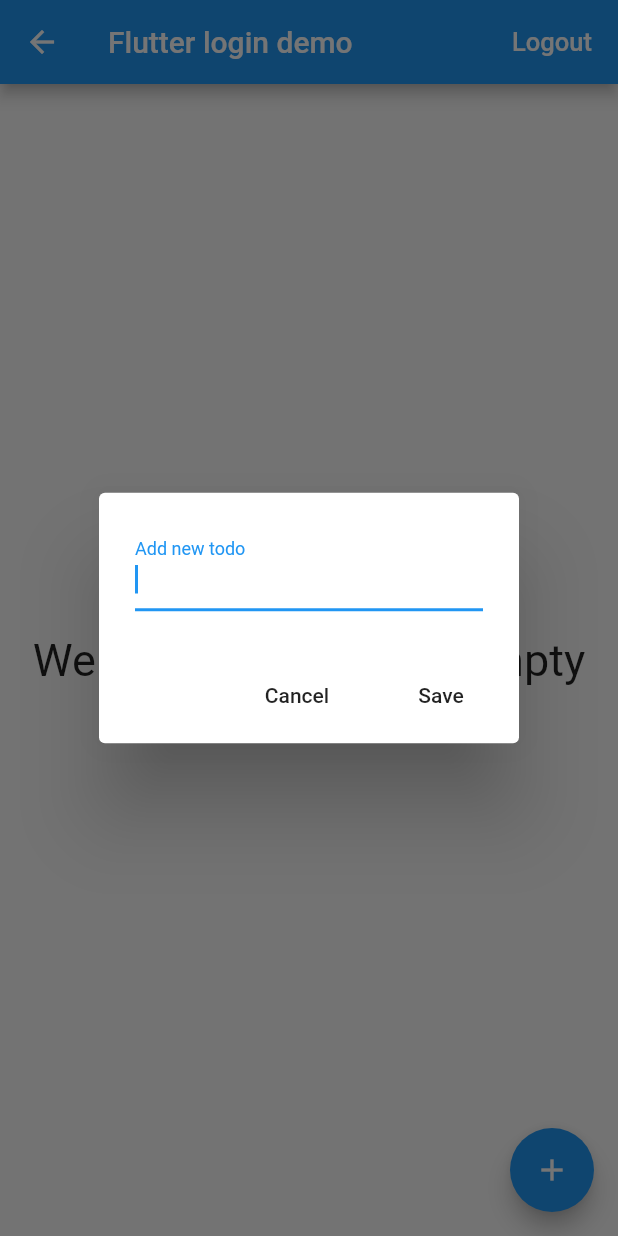
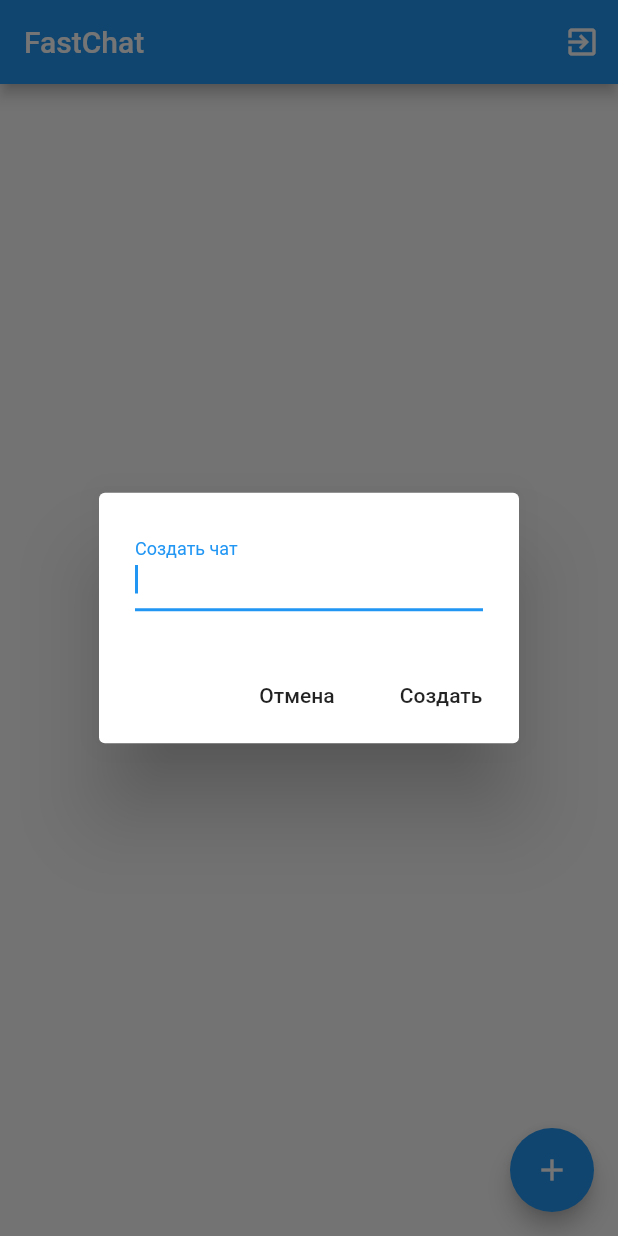
Before and after one commit to CyBep/fastchat, a Flutter app: the HomePage screen opened directly, after a tap on the "add" icon, on a phone screen of 412 x 824 dp. Run offline on Flutter 3.47's test engine with Material 2 defaults, Android fonts, the light colour scheme and no system bars; our stand-ins replace firebase_auth, firebase_database; accounts and stored records are empty.

Commit message:
Новая ветка без регистрации пользователей

```diff
--- a/lib/firebase/auth/base_auth.dart
+++ b/lib/firebase/auth/base_auth.dart
@@ -114,8 +114,7 @@ class Auth implements BaseAuth {
 
   @override
   Future<void> signOut() {
-    // TODO: implement signOut
-    return null;
+    return _firebaseAuth.signOut();
   }
 
   static addState(PhoneAuthState state){
--- /dev/null
+++ b/lib/models/user.dart
@@ -0,0 +1,18 @@
+import 'package:firebase_database/firebase_database.dart';
+
+class User {
+  String key;
+  String userId;
+
+  User(this.userId);
+
+  User.fromSnapshot(DataSnapshot snapshot) :
+        key = snapshot.key,
+        userId = snapshot.value["userId"];
+
+  toJson() {
+    return {
+      "userId": userId,
+    };
+  }
+}
--- a/lib/screen/home_page.dart
+++ b/lib/screen/home_page.dart
@@ -1,171 +1,54 @@
+import 'dart:math';
+
+import 'package:fastchat_0_2/models/user.dart';
 import 'package:flutter/material.dart';
-import 'package:fastchat_0_2/services/authentication.dart';
+import 'package:fastchat_0_2/firebase/auth/base_auth.dart';
 import 'package:firebase_database/firebase_database.dart';
-import 'package:fastchat_0_2/models/todo.dart';
 import 'dart:async';
 
 class HomePage extends StatefulWidget {
-  HomePage({Key key, this.auth, this.userId, this.logoutCallback})
+  HomePage({Key key})
       : super(key: key);
+//  HomePage({Key key, this.auth, this.userId})
+//      : super(key: key);
 
-  final BaseAuth auth;
-  final VoidCallback logoutCallback;
-  final String userId;
+//  final BaseAuth auth;
+////  final VoidCallback logoutCallback;
+//  final String userId;
 
   @override
   State<StatefulWidget> createState() => new _HomePageState();
 }
 
 class _HomePageState extends State<HomePage> {
-  List<Todo> _todoList;
-
   final FirebaseDatabase _database = FirebaseDatabase.instance;
-  final GlobalKey<FormState> formKey = GlobalKey<FormState>();
-
-  final _textEditingController = TextEditingController();
-  StreamSubscription<Event> _onTodoAddedSubscription;
-  StreamSubscription<Event> _onTodoChangedSubscription;
-
-  Query _todoQuery;
-
-  //bool _isEmailVerified = false;
+//  final GlobalKey<FormState> formKey = GlobalKey<FormState>();
 
   @override
   void initState() {
     super.initState();
-
-    //_checkEmailVerification();
-
-    _todoList = new List();
-    _todoQuery = _database
-        .reference()
-        .child("todo")
-        .orderByChild("userId")
-        .equalTo(widget.userId);
-    _onTodoAddedSubscription = _todoQuery.onChildAdded.listen(onEntryAdded);
-    _onTodoChangedSubscription =
-        _todoQuery.onChildChanged.listen(onEntryChanged);
+//    User currentUser = new User(widget.userId);
+//    print("test");
+//    print(currentUser);
+//    Query _userQuery = _database.reference()
+//        .child("users")
+//        .orderByChild("userId")
+//        .equalTo(widget.userId);
+//
+//    _userQuery.once().then((onValue) {
+//      print("test");
+//    });
   }
-
-//  void _checkEmailVerification() async {
-//    _isEmailVerified = await widget.auth.isEmailVerified();
-//    if (!_isEmailVerified) {
-//      _showVerifyEmailDialog();
-//    }
-//  }
-
-//  void _resentVerifyEmail(){
-//    widget.auth.sendEmailVerification();
-//    _showVerifyEmailSentDialog();
-//  }
-
-//  void _showVerifyEmailDialog() {
-//    showDialog(
-//      context: context,
-//      builder: (BuildContext context) {
-//        // return object of type Dialog
-//        return AlertDialog(
-//          title: new Text("Verify your account"),
-//          content: new Text("Please verify account in the link sent to email"),
-//          actions: <Widget>[
-//            new FlatButton(
-//              child: new Text("Resent link"),
-//              onPressed: () {
-//                Navigator.of(context).pop();
-//                _resentVerifyEmail();
-//              },
-//            ),
-//            new FlatButton(
-//              child: new Text("Dismiss"),
-//              onPressed: () {
-//                Navigator.of(context).pop();
-//              },
-//            ),
-//          ],
-//        );
-//      },
-//    );
-//  }
-
-//  void _showVerifyEmailSentDialog() {
-//    showDialog(
-//      context: context,
-//      builder: (BuildContext context) {
-//        // return object of type Dialog
-//        return AlertDialog(
-//          title: new Text("Verify your account"),
-//          content: new Text("Link to verify account has been sent to your email"),
-//          actions: <Widget>[
-//            new FlatButton(
-//              child: new Text("Dismiss"),
-//              onPressed: () {
-//                Navigator.of(context).pop();
-//              },
-//            ),
-//          ],
-//        );
-//      },
-//    );
-//  }
 
   @override
   void dispose() {
-    _onTodoAddedSubscription.cancel();
-    _onTodoChangedSubscription.cancel();
+//    _onTodoAddedSubscription.cancel();
+//    _onTodoChangedSubscription.cancel();
     super.dispose();
   }
 
-  onEntryChanged(Event event) {
-    var oldEntry = _todoList.singleWhere((entry) {
-      return entry.key == event.snapshot.key;
-    });
-
-    setState(() {
-      _todoList[_todoList.indexOf(oldEntry)] =
-          Todo.fromSnapshot(event.snapshot);
-    });
-  }
-
-  onEntryAdded(Event event) {
-    setState(() {
-      _todoList.add(Todo.fromSnapshot(event.snapshot));
-    });
-  }
-
-  signOut() async {
-    try {
-      await widget.auth.signOut();
-      widget.logoutCallback();
-    } catch (e) {
-      print(e);
-    }
-  }
-
-  addNewTodo(String todoItem) {
-    if (todoItem.length > 0) {
-      Todo todo = new Todo(todoItem.toString(), widget.userId, false);
-      _database.reference().child("todo").push().set(todo.toJson());
-    }
-  }
-
-  updateTodo(Todo todo) {
-    //Toggle completed
-    todo.completed = !todo.completed;
-    if (todo != null) {
-      _database.reference().child("todo").child(todo.key).set(todo.toJson());
-    }
-  }
-
-  deleteTodo(String todoId, int index) {
-    _database.reference().child("todo").child(todoId).remove().then((_) {
-      print("Delete $todoId successful");
-      setState(() {
-        _todoList.removeAt(index);
-      });
-    });
-  }
-
-  showAddTodoDialog(BuildContext context) async {
+  final _textEditingController = TextEditingController();
+  showAddChat(BuildContext context) async {
     _textEditingController.clear();
     await showDialog<String>(
         context: context,
@@ -178,92 +61,62 @@ class _HomePageState extends State<HomePage> {
                       controller: _textEditingController,
                       autofocus: true,
                       decoration: new InputDecoration(
-                        labelText: 'Add new todo',
+                        labelText: "Создать чат",
                       ),
-                    ))
+                    )
+                )
               ],
             ),
             actions: <Widget>[
               new FlatButton(
-                  child: const Text('Cancel'),
                   onPressed: () {
                     Navigator.pop(context);
-                  }),
+                  },
+                  child: const Text("Отмена")
+              ),
               new FlatButton(
-                  child: const Text('Save'),
                   onPressed: () {
-                    addNewTodo(_textEditingController.text.toString());
+//                    addChat(_textEditingController.text.toString());
                     Navigator.pop(context);
-                  })
+                  },
+                  child: const Text("Создать")
+              )
             ],
           );
-        });
         }
-
-  Widget showTodoList() {
-    if (_todoList.length > 0) {
-      return ListView.builder(
-          shrinkWrap: true,
-          itemCount: _todoList.length,
-          itemBuilder: (BuildContext context, int index) {
-            String todoId = _todoList[index].key;
-            String subject = _todoList[index].subject;
-            bool completed = _todoList[index].completed;
-            String userId = _todoList[index].userId;
-            return Dismissible(
-              key: Key(todoId),
-              background: Container(color: Colors.red),
-              onDismissed: (direction) async {
-                deleteTodo(todoId, index);
-              },
-              child: ListTile(
-                title: Text(
-                  subject,
-                  style: TextStyle(fontSize: 20.0),
-                ),
-                trailing: IconButton(
-                    icon: (completed)
-                        ? Icon(
-                      Icons.done_outline,
-                      color: Colors.green,
-                      size: 20.0,
-                    )
-                        : Icon(Icons.done, color: Colors.grey, size: 20.0),
-                    onPressed: () {
-                      updateTodo(_todoList[index]);
-                    }),
-              ),
     );
-          });
-    } else {
-      return Center(
-          child: Text(
-            "Welcome. Your list is empty",
-            textAlign: TextAlign.center,
-            style: TextStyle(fontSize: 30.0),
-          ));
+  }
+  addNewTodo(String todoItem) {
+    if (todoItem.length > 0) {
+//      Todo todo = new Todo(todoItem.toString(), widget.userId, false);
+//      _database.reference()
+//          .child("todo")
+//          .push()
+//          .set(todo.toJson());
     }
   }
 
   @override
   Widget build(BuildContext context) {
-    return new Scaffold(
+    return Scaffold(
       appBar: new AppBar(
-          title: new Text('Flutter login demo'),
+        title: new Text("FastChat"),
         actions: <Widget>[
-            new FlatButton(
-                child: new Text('Logout',
-                    style: new TextStyle(fontSize: 17.0, color: Colors.white)),
-                onPressed: signOut)
+          new IconButton(
+              icon: new Icon(Icons.exit_to_app),
+              onPressed: (){
+//                widget.auth.signOut();
+              }
+          ),
         ],
       ),
-        body: showTodoList(),
       floatingActionButton: FloatingActionButton(
         onPressed: () {
-            showAddTodoDialog(context);
+          showAddChat(context);
         },
-          tooltip: 'Increment',
+        tooltip: "Добавить чат",
         child: Icon(Icons.add),
-        ));
+      ),
+    );
   }
 }
--- a/pubspec.yaml
+++ b/pubspec.yaml
@@ -43,15 +43,14 @@ flutter:
   # The following line ensures that the Material Icons font is
   # included with your application, so that you can use the icons in
   # the material Icons class.
-    uses-material-design: true
 
   # To add assets to your application, add an assets section, like this:
-     assets:
+    assets:
      - assets/images/flutter-icon.png
      - data/country_phone_codes.json
   #  - images/a_dot_burr.jpeg
   #  - images/a_dot_ham.jpeg
-
+    uses-material-design: true
   # An image asset can refer to one or more resolution-specific "variants", see
   # https://flutter.dev/assets-and-images/#resolution-aware.
 
```
Also changed, not shown: lib/screen/root_page.dart (+25 -54 lines). Lines whose indentation alone changed are shown as unchanged.
